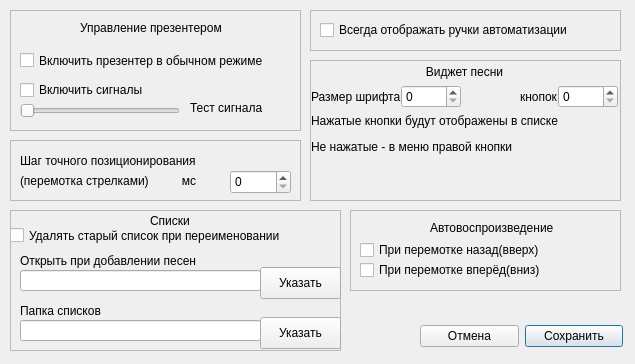
Above: GUI/options.ui from Eugene-q/PresenterPlayer before the change. Below: the same form after it.
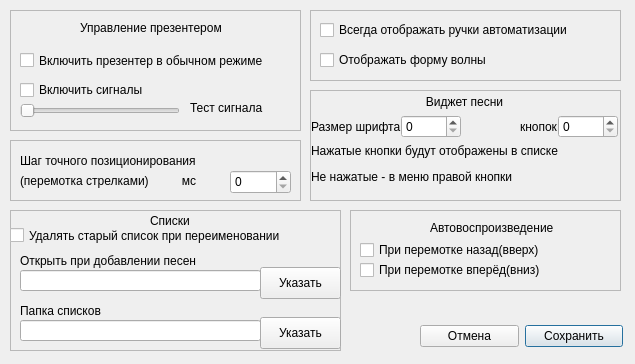
That is the form after the change.

What changed in the file:
```diff
--- a/GUI/options.ui
+++ b/GUI/options.ui
@@ -135,7 +135,7 @@
      <x>310</x>
      <y>10</y>
      <width>311</width>
-     <height>41</height>
+     <height>71</height>
     </rect>
    </property>
    <property name="frameShape">
@@ -157,6 +157,19 @@
      <string>Всегда отображать ручки автоматизации</string>
     </property>
    </widget>
+   <widget class="QCheckBox" name="checkBoxShowWaveform">
+    <property name="geometry">
+     <rect>
+      <x>10</x>
+      <y>40</y>
+      <width>291</width>
+      <height>20</height>
+     </rect>
+    </property>
+    <property name="text">
+     <string>Отображать форму волны</string>
+    </property>
+   </widget>
   </widget>
   <widget class="QFrame" name="frame_4">
    <property name="geometry">
@@ -407,9 +420,9 @@
    <property name="geometry">
     <rect>
      <x>310</x>
-     <y>60</y>
+     <y>90</y>
      <width>311</width>
-     <height>141</height>
+     <height>111</height>
     </rect>
    </property>
    <property name="frameShape">
```
